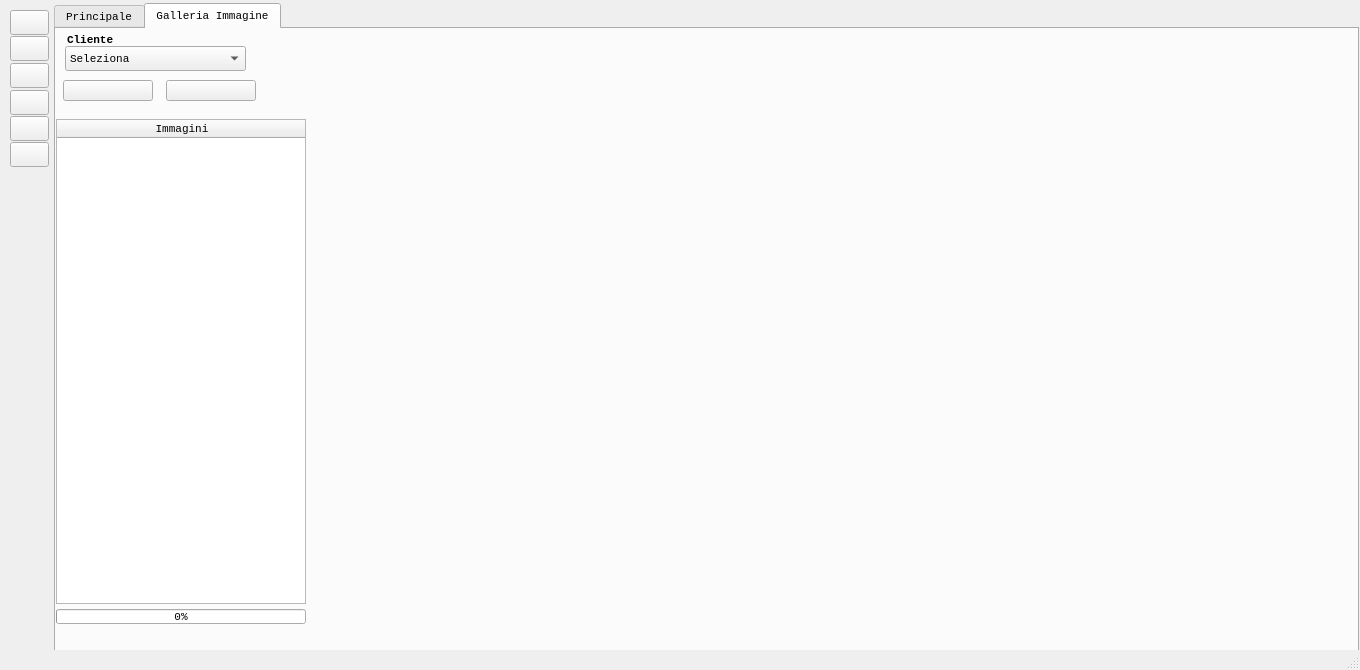
Old version of the form QtUI/mainwindow_w.ui in the repository emper0r/aron-conf.
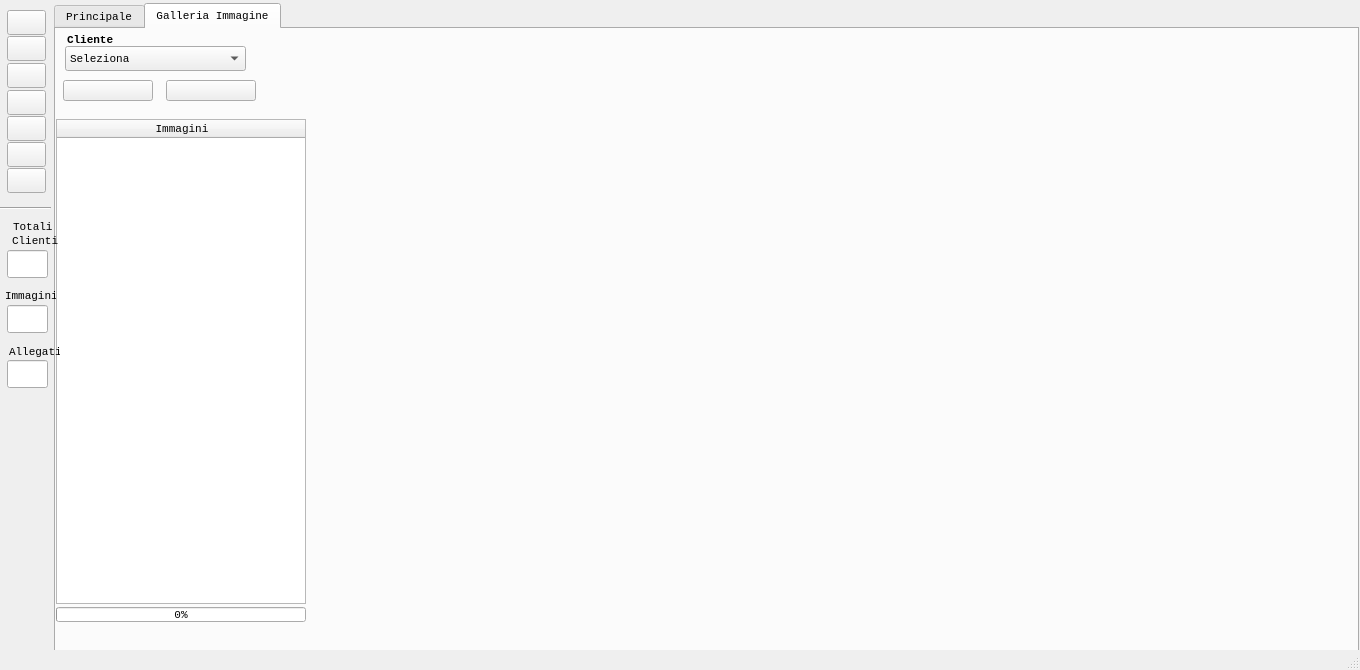
New version of the form. The open tabs and pages were chosen to show the change.

Commit message: * Fixed GUI for windows interface

Patch:
```diff
--- a/QtUI/mainwindow_w.ui
+++ b/QtUI/mainwindow_w.ui
@@ -1210,7 +1210,7 @@
       <property name="geometry">
        <rect>
         <x>0</x>
-        <y>580</y>
+        <y>578</y>
         <width>250</width>
         <height>15</height>
        </rect>
@@ -1238,7 +1238,7 @@
    <widget class="QPushButton" name="btLogout">
     <property name="geometry">
      <rect>
-      <x>10</x>
+      <x>7</x>
       <y>63</y>
       <width>39</width>
       <height>25</height>
@@ -1280,7 +1280,7 @@
    <widget class="QPushButton" name="btPDF">
     <property name="geometry">
      <rect>
-      <x>10</x>
+      <x>7</x>
       <y>142</y>
       <width>39</width>
       <height>25</height>
@@ -1322,7 +1322,7 @@
    <widget class="QPushButton" name="btPassword">
     <property name="geometry">
      <rect>
-      <x>10</x>
+      <x>7</x>
       <y>36</y>
       <width>39</width>
       <height>25</height>
@@ -1364,7 +1364,7 @@
    <widget class="QPushButton" name="btLogs">
     <property name="geometry">
      <rect>
-      <x>10</x>
+      <x>7</x>
       <y>116</y>
       <width>39</width>
       <height>25</height>
@@ -1406,7 +1406,7 @@
    <widget class="QPushButton" name="btLogin">
     <property name="geometry">
      <rect>
-      <x>10</x>
+      <x>7</x>
       <y>10</y>
       <width>39</width>
       <height>25</height>
@@ -1448,7 +1448,7 @@
    <widget class="QPushButton" name="btUsers">
     <property name="geometry">
      <rect>
-      <x>10</x>
+      <x>7</x>
       <y>90</y>
       <width>39</width>
       <height>25</height>
@@ -1591,6 +1591,176 @@
      <string>Cliente</string>
     </property>
    </widget>
+   <widget class="QPushButton" name="btDataBase">
+    <property name="enabled">
+     <bool>true</bool>
+    </property>
+    <property name="geometry">
+     <rect>
+      <x>7</x>
+      <y>168</y>
+      <width>39</width>
+      <height>25</height>
+     </rect>
+    </property>
+    <property name="font">
+     <font>
+      <pointsize>8</pointsize>
+     </font>
+    </property>
+    <property name="cursor">
+     <cursorShape>PointingHandCursor</cursorShape>
+    </property>
+    <property name="toolTip">
+     <string extracomment="DataBase"/>
+    </property>
+    <property name="statusTip">
+     <string extracomment="DataBase"/>
+    </property>
+    <property name="whatsThis">
+     <string extracomment="DataBase"/>
+    </property>
+    <property name="accessibleName">
+     <string extracomment="DataBase"/>
+    </property>
+    <property name="accessibleDescription">
+     <string extracomment="DataBase"/>
+    </property>
+    <property name="text">
+     <string/>
+    </property>
+    <property name="flat">
+     <bool>false</bool>
+    </property>
+    <property name="toolTipDuration" stdset="0">
+     <number>10</number>
+    </property>
+   </widget>
+   <widget class="Line" name="line_7">
+    <property name="geometry">
+     <rect>
+      <x>0</x>
+      <y>200</y>
+      <width>51</width>
+      <height>16</height>
+     </rect>
+    </property>
+    <property name="orientation">
+     <enum>Qt::Horizontal</enum>
+    </property>
+   </widget>
+   <widget class="QLabel" name="total_clients">
+    <property name="geometry">
+     <rect>
+      <x>12</x>
+      <y>230</y>
+      <width>51</width>
+      <height>21</height>
+     </rect>
+    </property>
+    <property name="cursor">
+     <cursorShape>PointingHandCursor</cursorShape>
+    </property>
+    <property name="text">
+     <string>Clienti</string>
+    </property>
+   </widget>
+   <widget class="QLabel" name="label_statistics">
+    <property name="geometry">
+     <rect>
+      <x>13</x>
+      <y>218</y>
+      <width>51</width>
+      <height>18</height>
+     </rect>
+    </property>
+    <property name="cursor">
+     <cursorShape>PointingHandCursor</cursorShape>
+    </property>
+    <property name="text">
+     <string>Totali</string>
+    </property>
+   </widget>
+   <widget class="QLabel" name="total_images">
+    <property name="geometry">
+     <rect>
+      <x>5</x>
+      <y>285</y>
+      <width>51</width>
+      <height>21</height>
+     </rect>
+    </property>
+    <property name="cursor">
+     <cursorShape>PointingHandCursor</cursorShape>
+    </property>
+    <property name="text">
+     <string>Immagini</string>
+    </property>
+   </widget>
+   <widget class="QLabel" name="total_attachments">
+    <property name="geometry">
+     <rect>
+      <x>9</x>
+      <y>341</y>
+      <width>51</width>
+      <height>21</height>
+     </rect>
+    </property>
+    <property name="cursor">
+     <cursorShape>PointingHandCursor</cursorShape>
+    </property>
+    <property name="text">
+     <string>Allegati</string>
+    </property>
+   </widget>
+   <widget class="QLineEdit" name="lineEditTotalClient">
+    <property name="geometry">
+     <rect>
+      <x>7</x>
+      <y>250</y>
+      <width>41</width>
+      <height>28</height>
+     </rect>
+    </property>
+    <property name="cursor">
+     <cursorShape>PointingHandCursor</cursorShape>
+    </property>
+    <property name="readOnly">
+     <bool>true</bool>
+    </property>
+   </widget>
+   <widget class="QLineEdit" name="lineEditTotalImages">
+    <property name="geometry">
+     <rect>
+      <x>7</x>
+      <y>305</y>
+      <width>41</width>
+      <height>28</height>
+     </rect>
+    </property>
+    <property name="cursor">
+     <cursorShape>PointingHandCursor</cursorShape>
+    </property>
+    <property name="readOnly">
+     <bool>true</bool>
+    </property>
+   </widget>
+   <widget class="QLineEdit" name="lineEditTotalAttachments">
+    <property name="geometry">
+     <rect>
+      <x>7</x>
+      <y>360</y>
+      <width>41</width>
+      <height>28</height>
+     </rect>
+    </property>
+    <property name="cursor">
+     <cursorShape>PointingHandCursor</cursorShape>
+    </property>
+    <property name="readOnly">
+     <bool>true</bool>
+    </property>
+   </widget>
   </widget>
   <widget class="QStatusBar" name="statusBar">
    <property name="palette">
```
Left out of the diff: 66 changed lines with no effect on the pictures. The commit also changes 1 other file.
